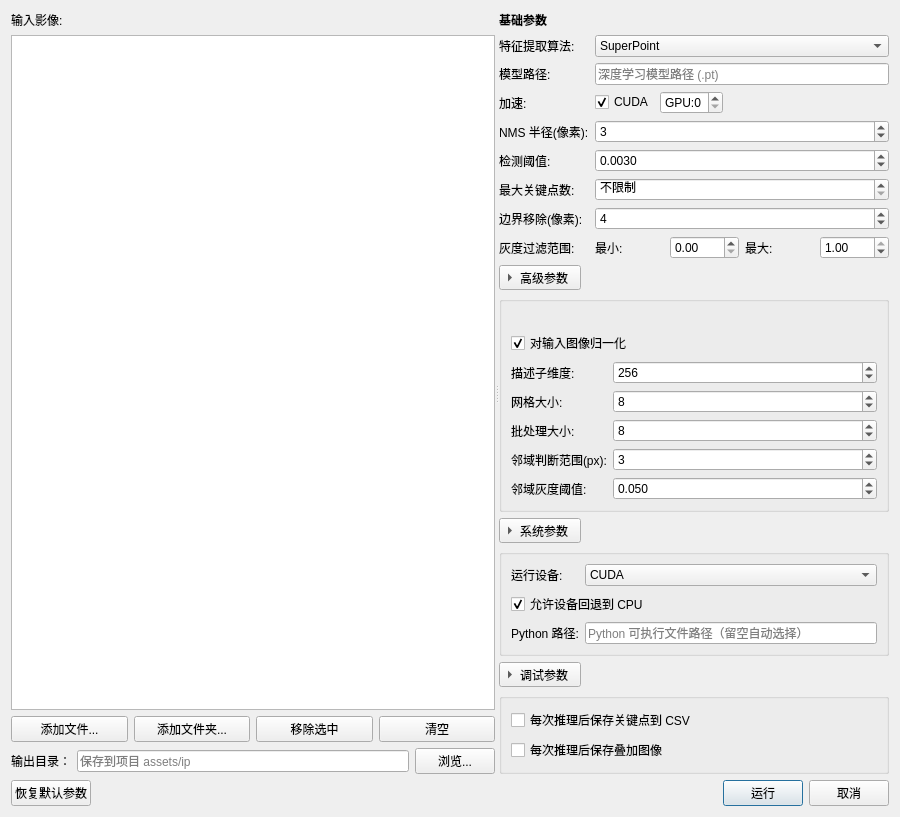
First picture: the form in src/gui/dialogs/FeatureExtractionDialog.ui, repository guderianXu/plascan, before the edit.
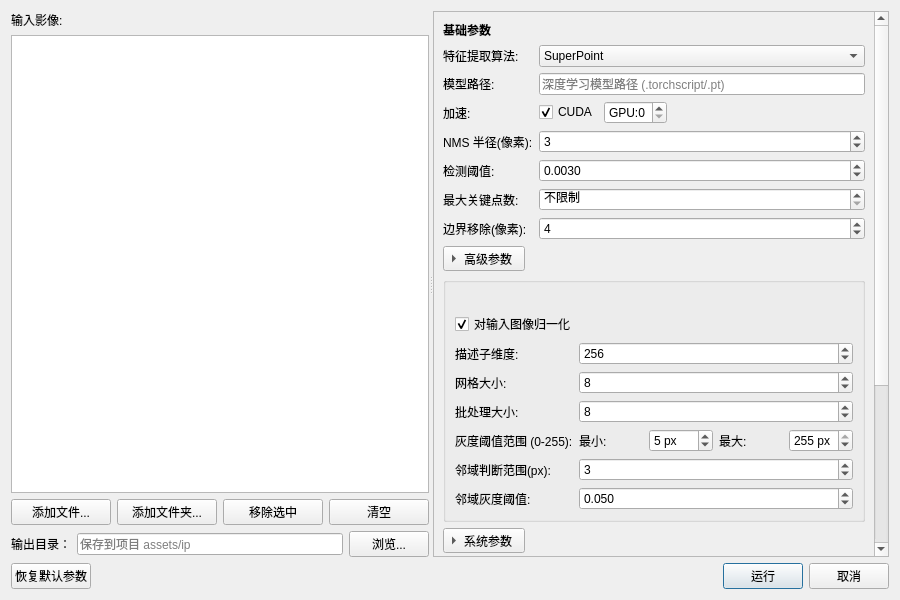
Second picture: the form after the edit.

What changed in the file:
```diff
--- a/src/gui/dialogs/FeatureExtractionDialog.ui
+++ b/src/gui/dialogs/FeatureExtractionDialog.ui
@@ -96,6 +96,13 @@
      <widget class="QWidget" name="rightWidget">
       <layout class="QVBoxLayout" name="rightLayout">
        <item>
+        <widget class="QScrollArea" name="rightParameterScrollArea">
+         <property name="widgetResizable">
+          <bool>true</bool>
+         </property>
+         <widget class="QWidget" name="rightParameterScrollWidget">
+          <layout class="QVBoxLayout" name="rightParameterLayout">
+       <item>
         <widget class="QLabel" name="basicLabel">
          <property name="text">
           <string>&lt;b&gt;基础参数&lt;/b&gt;</string>
@@ -166,7 +173,7 @@
             <bool>true</bool>
            </property>
            <property name="placeholderText">
-            <string>深度学习模型路径 (.pt)</string>
+            <string>深度学习模型路径 (.torchscript/.pt)</string>
            </property>
           </widget>
          </item>
@@ -345,82 +352,6 @@
            </property>
           </widget>
          </item>
-         <item row="7" column="0">
-          <widget class="QLabel" name="grayRangeLabel">
-           <property name="text">
-            <string>灰度过滤范围:</string>
-           </property>
-          </widget>
-         </item>
-         <item row="7" column="1">
-          <widget class="QWidget" name="m_grayRangeWidget" native="true">
-           <layout class="QHBoxLayout" name="grayRangeLayout">
-            <property name="leftMargin">
-             <number>0</number>
-            </property>
-            <property name="topMargin">
-             <number>0</number>
-            </property>
-            <property name="rightMargin">
-             <number>0</number>
-            </property>
-            <property name="bottomMargin">
-             <number>0</number>
-            </property>
-            <item>
-             <widget class="QLabel" name="grayMinLabel">
-              <property name="text">
-               <string>最小:</string>
-              </property>
-             </widget>
-            </item>
-            <item>
-             <widget class="QDoubleSpinBox" name="m_grayscaleMinSpin">
-              <property name="toolTip">
-               <string>灰度过滤阈值区间（归一化 0.0-1.0）
-例如 [0.05,0.95] 可过滤极暗或极亮区域</string>
-              </property>
-              <property name="decimals">
-               <number>2</number>
-              </property>
-              <property name="maximum">
-               <double>1.000000000000000</double>
-              </property>
-              <property name="singleStep">
-               <double>0.050000000000000</double>
-              </property>
-             </widget>
-            </item>
-            <item>
-             <widget class="QLabel" name="grayMaxLabel">
-              <property name="text">
-               <string>最大:</string>
-              </property>
-             </widget>
-            </item>
-            <item>
-             <widget class="QDoubleSpinBox" name="m_grayscaleMaxSpin">
-              <property name="toolTip">
-               <string>灰度过滤阈值区间（归一化 0.0-1.0）
-例如 [0.05,0.95] 可过滤极暗或极亮区域</string>
-              </property>
-              <property name="decimals">
-               <number>2</number>
-              </property>
-              <property name="maximum">
-               <double>1.000000000000000</double>
-              </property>
-              <property name="singleStep">
-               <double>0.050000000000000</double>
-              </property>
-              <property name="value">
-               <double>1.000000000000000</double>
-              </property>
-             </widget>
-            </item>
-           </layout>
-          </widget>
-         </item>
         </layout>
        </item>
        <item>
@@ -561,6 +492,85 @@
            </widget>
           </item>
           <item row="5" column="0">
+           <widget class="QLabel" name="grayRangeLabel">
+            <property name="text">
+             <string>灰度阈值范围 (0-255):</string>
+            </property>
+           </widget>
+          </item>
+          <item row="5" column="1">
+           <widget class="QWidget" name="m_grayRangeWidget" native="true">
+            <layout class="QHBoxLayout" name="grayRangeLayout">
+             <property name="leftMargin">
+              <number>0</number>
+             </property>
+             <property name="topMargin">
+              <number>0</number>
+             </property>
+             <property name="rightMargin">
+              <number>0</number>
+             </property>
+             <property name="bottomMargin">
+              <number>0</number>
+             </property>
+             <item>
+              <widget class="QLabel" name="grayMinLabel">
+               <property name="text">
+                <string>最小:</string>
+               </property>
+             </widget>
+             </item>
+             <item>
+              <widget class="QSpinBox" name="m_grayscaleMinSpin">
+               <property name="toolTip">
+                <string>灰度过滤阈值区间（像素值 0-255）。
+默认最小值 5 会过滤灰度小于 5 的极暗特征点。</string>
+               </property>
+               <property name="maximum">
+                <number>255</number>
+               </property>
+               <property name="singleStep">
+                <number>1</number>
+               </property>
+               <property name="suffix">
+                <string> px</string>
+               </property>
+               <property name="value">
+                <number>5</number>
+               </property>
+              </widget>
+             </item>
+             <item>
+              <widget class="QLabel" name="grayMaxLabel">
+               <property name="text">
+                <string>最大:</string>
+               </property>
+             </widget>
+             </item>
+             <item>
+              <widget class="QSpinBox" name="m_grayscaleMaxSpin">
+               <property name="toolTip">
+                <string>灰度过滤阈值区间（像素值 0-255）。
+通常保持 255，仅在需要过滤过曝区域时调低。</string>
+               </property>
+               <property name="maximum">
+                <number>255</number>
+               </property>
+               <property name="singleStep">
+                <number>1</number>
+               </property>
+               <property name="suffix">
+                <string> px</string>
+               </property>
+               <property name="value">
+                <number>255</number>
+               </property>
+              </widget>
+             </item>
+            </layout>
+           </widget>
+          </item>
+          <item row="6" column="0">
            <widget class="QLabel" name="neighborhoodRadiusLabel">
             <property name="text">
              <string>邻域判断范围(px):</string>
@@ -570,7 +580,7 @@
             </property>
            </widget>
           </item>
-          <item row="5" column="1">
+          <item row="6" column="1">
            <widget class="QSpinBox" name="m_neighborhoodRadiusSpin">
             <property name="toolTip">
              <string>检查特征点周围邻域的半径（像素）
@@ -587,7 +597,7 @@
             </property>
            </widget>
           </item>
-          <item row="6" column="0">
+          <item row="7" column="0">
            <widget class="QLabel" name="neighborhoodThresholdLabel">
             <property name="text">
              <string>邻域灰度阈值:</string>
@@ -597,7 +607,7 @@
             </property>
            </widget>
           </item>
-          <item row="6" column="1">
+          <item row="7" column="1">
            <widget class="QDoubleSpinBox" name="m_neighborhoodThresholdSpin">
             <property name="toolTip">
              <string>邻域灰度阈值 [0,1]
@@ -780,6 +790,10 @@
           </size>
          </property>
         </spacer>
+       </item>
+          </layout>
+         </widget>
+        </widget>
        </item>
       </layout>
      </widget>
```
Left out of the diff: 2 changed lines with no effect on the pictures.
